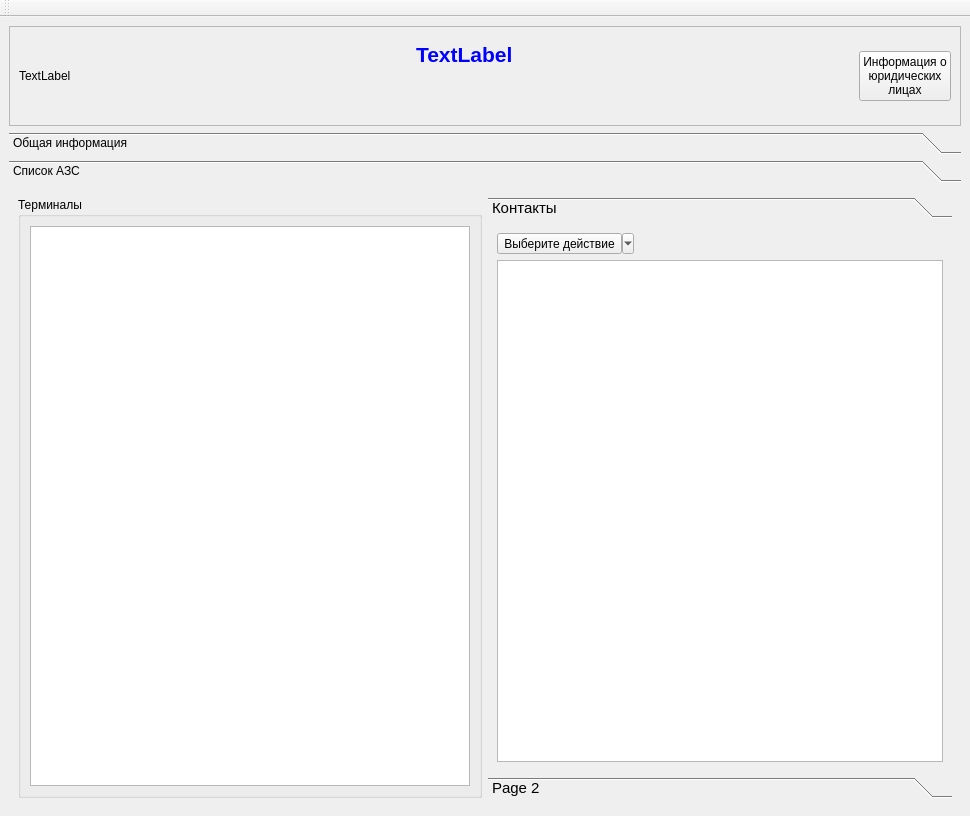
First picture: the form in Clients/clientswindow.ui, repository rust3128/HotlineDesktop, before the edit.
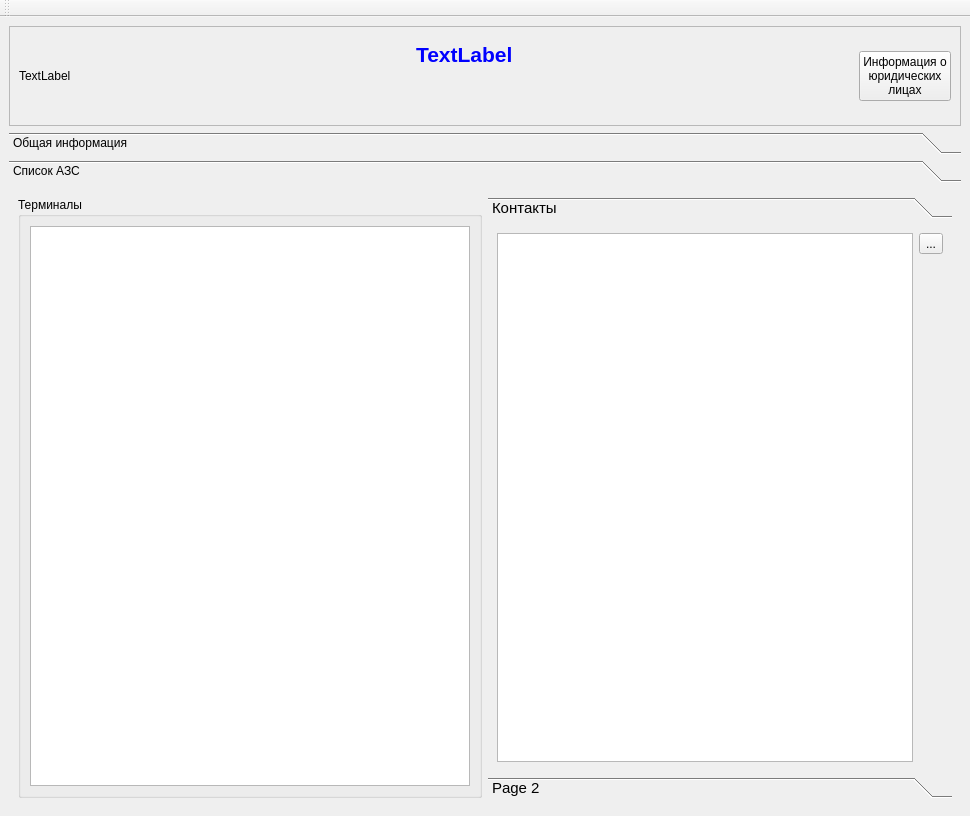
Second picture: the form after the edit. Icons and pictures are not drawn. Custom widgets are drawn as their Qt base class.

Diff of the .ui file:
```diff
--- a/Clients/clientswindow.ui
+++ b/Clients/clientswindow.ui
@@ -273,7 +273,7 @@
          <x>0</x>
          <y>0</y>
          <width>952</width>
-         <height>626</height>
+         <height>617</height>
         </rect>
        </property>
        <attribute name="label">
@@ -337,7 +337,7 @@
              <x>0</x>
              <y>0</y>
              <width>464</width>
-             <height>519</height>
+             <height>509</height>
             </rect>
            </property>
            <attribute name="icon">
@@ -348,34 +348,50 @@
             <string>Контакты</string>
            </attribute>
            <layout class="QGridLayout" name="gridLayout_8">
-            <item row="1" column="0">
-             <widget class="QTableView" name="tableView"/>
+            <item row="0" column="0" rowspan="3">
+             <widget class="QTableView" name="tableViewObjectCont">
+              <property name="font">
+               <font>
+                <pointsize>12</pointsize>
+               </font>
+              </property>
+              <property name="editTriggers">
+               <set>QAbstractItemView::NoEditTriggers</set>
+              </property>
+              <property name="alternatingRowColors">
+               <bool>true</bool>
+              </property>
+              <property name="selectionMode">
+               <enum>QAbstractItemView::SingleSelection</enum>
+              </property>
+              <property name="selectionBehavior">
+               <enum>QAbstractItemView::SelectRows</enum>
+              </property>
+              <attribute name="horizontalHeaderVisible">
+               <bool>false</bool>
+              </attribute>
+              <attribute name="horizontalHeaderStretchLastSection">
+               <bool>true</bool>
+              </attribute>
+              <attribute name="verticalHeaderVisible">
+               <bool>false</bool>
+              </attribute>
+             </widget>
             </item>
-            <item row="0" column="0">
-             <widget class="QToolButton" name="toolButton">
+            <item row="0" column="1">
+             <widget class="QToolButton" name="toolButtonAddObjectContact">
+              <property name="toolTip">
+               <string>Добавить контакт</string>
+              </property>
               <property name="text">
-               <string>Выберите действие</string>
+               <string>...</string>
               </property>
-              <property name="checkable">
-               <bool>false</bool>
+              <property name="icon">
+               <iconset resource="../resource.qrc">
+                <normaloff>:/Images/addIcon.png</normaloff>:/Images/addIcon.png</iconset>
               </property>
-              <property name="checked">
-               <bool>false</bool>
-              </property>
-              <property name="autoRepeat">
-               <bool>false</bool>
-              </property>
-              <property name="popupMode">
-               <enum>QToolButton::MenuButtonPopup</enum>
-              </property>
-              <property name="toolButtonStyle">
-               <enum>Qt::ToolButtonTextUnderIcon</enum>
-              </property>
-              <property name="autoRaise">
-               <bool>false</bool>
-              </property>
-              <property name="arrowType">
-               <enum>Qt::NoArrow</enum>
+              <property name="shortcut">
+               <string>Ins</string>
               </property>
              </widget>
             </item>
```
Left out of the diff: 25 changed lines with no effect on the pictures.
